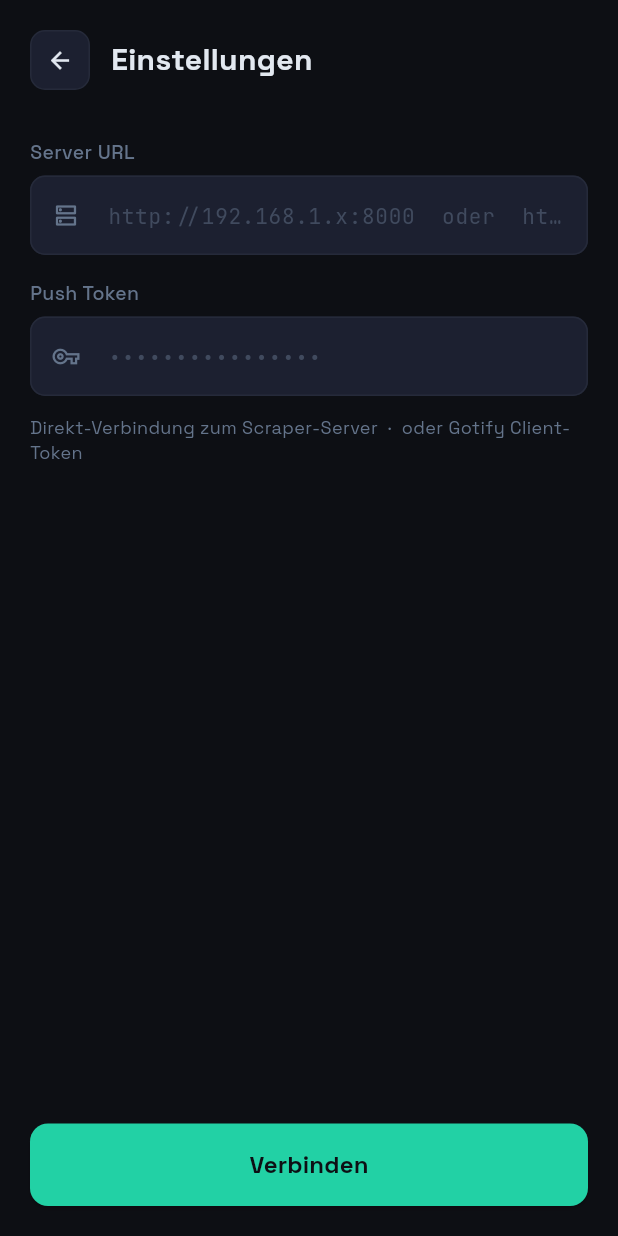
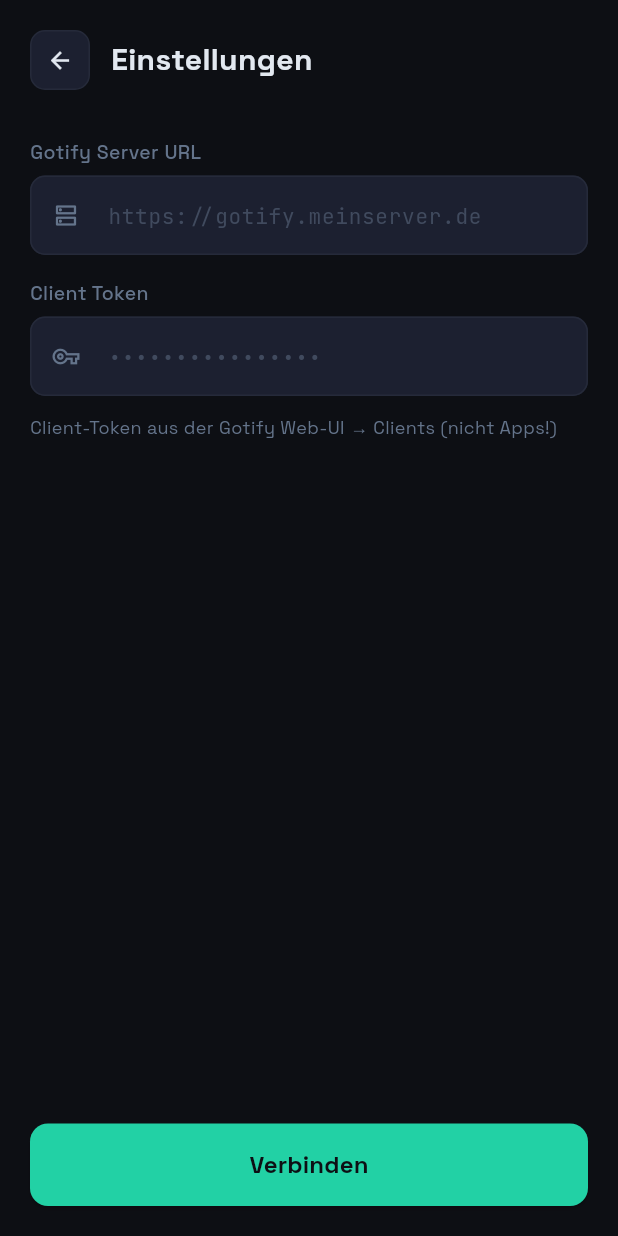
Before and after one commit to Nefnief-tech/sub-api, a Flutter app: the screen it shows after launch, on a phone screen of 412 x 824 dp. Run offline on Flutter 3.47's test engine with Material 3 defaults, Android fonts, the phone set to English and light mode, and no system bars; our stand-ins replace flutter_local_notifications, google_fonts, permission_handler, shared_preferences; missing offline and left inert: alarm, flutter_foreground_task; statements that could not run were skipped.

Commit message:
feat(flutter): show all Gotify notifications as local push + notification feed
- All incoming Gotify messages now show as local Android notifications
- New 'Nachrichten' tab shows full message feed (title + body)
- 'Alarme' tab shows alarm history (renamed from history)
- Alarm messages still also set the device alarm as before
- Reverted settings labels back to Gotify-specific

Co-authored-by: Copilot <223556219+Copilot@users.noreply.github.com>

```diff
--- a/flutter_app/lib/main.dart
+++ b/flutter_app/lib/main.dart
@@ -3,6 +3,7 @@ import 'dart:convert';
 import 'package:alarm/alarm.dart';
 import 'package:flutter/material.dart';
 import 'package:flutter_foreground_task/flutter_foreground_task.dart';
+import 'package:flutter_local_notifications/flutter_local_notifications.dart';
 import 'package:google_fonts/google_fonts.dart';
 import 'package:shared_preferences/shared_preferences.dart';
 import 'package:web_socket_channel/web_socket_channel.dart';
@@ -32,9 +33,17 @@ class GotifyTaskHandler extends TaskHandler {
   Timer? _reconnectTimer;
   static final _alarmRx = RegExp(r'⏰ Wecker[:\s]+(\d{1,2}):(\d{2})');
 
+  final _localNotif = FlutterLocalNotificationsPlugin();
+
   @override
   Future<void> onStart(DateTime timestamp, TaskStarter starter) async {
     await Alarm.init();
+
+    await _localNotif.initialize(
+      const InitializationSettings(
+        android: AndroidInitializationSettings('@mipmap/ic_launcher'),
+      ),
+    );
 
     // Alarm fires in THIS (background) isolate — forward the event to main.
     Alarm.ringing.listen((alarmSet) {
@@ -142,16 +151,33 @@ class GotifyTaskHandler extends TaskHandler {
   Future<void> _onMessage(dynamic raw) async {
     try {
       final msg   = jsonDecode(raw as String);
-      final title = (msg['title'] as String?) ?? '';
+      final title = (msg['title']   as String?) ?? '';
+      final body  = (msg['message'] as String?) ?? '';
+
+      // Show a local notification for every incoming Gotify message
+      await _localNotif.show(
+        DateTime.now().millisecondsSinceEpoch & 0x7FFFFFFF,
+        title,
+        body,
+        const NotificationDetails(
+          android: AndroidNotificationDetails(
+            'gotify_messages',
+            'Gotify Nachrichten',
+            channelDescription: 'Benachrichtigungen vom Gotify Server',
+            importance: Importance.high,
+            priority: Priority.high,
+          ),
+        ),
+      );
+      _send({'type': 'notification', 'title': title, 'message': body});
+
+      // If it's an alarm message, additionally set the device alarm
       final match = _alarmRx.firstMatch(title);
       if (match == null) return;
       final h = int.parse(match.group(1)!);
       final m = int.parse(match.group(2)!);
       final t = '${h.toString().padLeft(2,'0')}:${m.toString().padLeft(2,'0')}';
 
-      // Schedule alarm directly from the background isolate using the alarm package.
-      // This works because alarm registers as a FlutterPlugin and is available
-      // in the background engine (no main isolate needed).
       final now = DateTime.now();
       var alarmDt = DateTime(now.year, now.month, now.day, h, m);
       if (alarmDt.isBefore(now)) alarmDt = alarmDt.add(const Duration(days: 1));
@@ -160,7 +186,7 @@ class GotifyTaskHandler extends TaskHandler {
         alarmSettings: AlarmSettings(
           id: 1,
           dateTime: alarmDt,
-          assetAudioPath: null, // use device default alarm sound
+          assetAudioPath: null,
           loopAudio: true,
           vibrate: true,
           androidFullScreenIntent: true,
@@ -180,7 +206,7 @@ class GotifyTaskHandler extends TaskHandler {
       _send({'type': 'alarm', 'hour': h, 'minute': m, 'time': t, 'label': title});
       FlutterForegroundTask.updateService(notificationText: '⏰ Wecker gesetzt: $t');
     } catch (e) {
-      _send({'type': 'status', 'connected': true, 'msg': 'Alarm-Fehler: $e'});
+      _send({'type': 'status', 'connected': true, 'msg': 'Fehler: $e'});
     }
   }
 
@@ -195,10 +221,17 @@ class AlarmEntry {
   AlarmEntry({required this.time, required this.label, required this.setAt});
 }
 
+class NotifEntry {
+  final String title, message;
+  final DateTime receivedAt;
+  NotifEntry({required this.title, required this.message, required this.receivedAt});
+}
+
 class AppState extends ChangeNotifier {
   bool   _connected = false;
   String _statusMsg = 'Starte Dienst…';
-  final List<AlarmEntry> history = [];
+  final List<AlarmEntry>  alarms = [];
+  final List<NotifEntry>  notifications = [];
 
   bool   get connected => _connected;
   String get statusMsg => _statusMsg;
@@ -210,13 +243,20 @@ class AppState extends ChangeNotifier {
       _connected = (data['connected'] as bool?) ?? false;
       _statusMsg = (data['msg']       as String?) ?? '';
       notifyListeners();
+    } else if (type == 'notification') {
+      final title   = (data['title']   as String?) ?? '';
+      final message = (data['message'] as String?) ?? '';
+      notifications.insert(0, NotifEntry(title: title, message: message, receivedAt: DateTime.now()));
+      if (notifications.length > 50) notifications.removeLast();
+      _statusMsg = '📨 $title';
+      notifyListeners();
     } else if (type == 'alarm') {
       final h     = (data['hour']   as int?)    ?? 0;
       final m     = (data['minute'] as int?)    ?? 0;
       final t     = (data['time']   as String?) ?? '$h:$m';
       final label = (data['label']  as String?) ?? '⏰ Wecker';
-      history.insert(0, AlarmEntry(time: t, label: label, setAt: DateTime.now()));
-      if (history.length > 20) history.removeLast();
+      alarms.insert(0, AlarmEntry(time: t, label: label, setAt: DateTime.now()));
+      if (alarms.length > 20) alarms.removeLast();
       _statusMsg = '✅ Wecker gestellt: $t Uhr';
       notifyListeners();
     }
@@ -493,13 +533,14 @@ class HomeScreen extends StatefulWidget {
 }
 
 class _HomeScreenState extends State<HomeScreen>
-    with SingleTickerProviderStateMixin {
+    with TickerProviderStateMixin {
   final _state      = AppState();
   final _urlCtrl    = TextEditingController();
   final _tokenCtrl  = TextEditingController();
   bool _showSettings = false;
   late AnimationController _pulseCtrl;
   late Animation<double>   _pulse;
+  late TabController       _tabCtrl;
 
   @override
   void initState() {
@@ -508,6 +549,7 @@ class _HomeScreenState extends State<HomeScreen>
       ..repeat(reverse: true);
     _pulse = Tween(begin: 0.5, end: 1.0).animate(
         CurvedAnimation(parent: _pulseCtrl, curve: Curves.easeInOut));
+    _tabCtrl = TabController(length: 2, vsync: this);
     _state.addListener(() => setState(() {}));
     FlutterForegroundTask.addTaskDataCallback(_state.onTaskData);
     _initService();
@@ -517,6 +559,7 @@ class _HomeScreenState extends State<HomeScreen>
   void dispose() {
     FlutterForegroundTask.removeTaskDataCallback(_state.onTaskData);
     _pulseCtrl.dispose();
+    _tabCtrl.dispose();
     super.dispose();
   }
 
@@ -606,7 +649,21 @@ class _HomeScreenState extends State<HomeScreen>
       const SizedBox(height: 16),
       _buildNextAlarm(),
       const SizedBox(height: 16),
-      Expanded(child: _buildHistory()),
+      TabBar(
+        controller: _tabCtrl,
+        labelColor: _accent,
+        unselectedLabelColor: _muted,
+        indicatorColor: _accent,
+        indicatorSize: TabBarIndicatorSize.tab,
+        dividerColor: _border,
+        labelStyle: GoogleFonts.spaceGrotesk(fontWeight: FontWeight.w600, fontSize: 13),
+        tabs: const [Tab(text: '📨 Nachrichten'), Tab(text: '⏰ Alarme')],
+      ),
+      const SizedBox(height: 8),
+      Expanded(child: TabBarView(
+        controller: _tabCtrl,
+        children: [_buildNotifFeed(), _buildAlarmHistory()],
+      )),
     ]),
   );
 
@@ -666,7 +723,7 @@ class _HomeScreenState extends State<HomeScreen>
   }
 
   Widget _buildNextAlarm() {
-    final last = _state.history.isEmpty ? null : _state.history.first;
+    final last = _state.alarms.isEmpty ? null : _state.alarms.first;
     return Container(
       padding: const EdgeInsets.all(20),
       decoration: BoxDecoration(color: _bg2, borderRadius: BorderRadius.circular(14),
@@ -686,28 +743,63 @@ class _HomeScreenState extends State<HomeScreen>
     );
   }
 
-  Widget _buildHistory() {
-    if (_state.history.isEmpty) {
+  Widget _buildNotifFeed() {
+    if (_state.notifications.isEmpty) {
       return Center(child: Column(mainAxisSize: MainAxisSize.min, children: [
         Icon(Icons.notifications_none_outlined, color: _muted, size: 40),
+        const SizedBox(height: 12),
+        Text('Keine Nachrichten bisher',
+          style: GoogleFonts.spaceGrotesk(color: _muted, fontSize: 14)),
+        const SizedBox(height: 4),
+        Text('Gotify-Nachrichten erscheinen hier',
+          style: GoogleFonts.spaceGrotesk(color: _muted.withOpacity(0.6), fontSize: 12)),
+      ]));
+    }
+    return ListView.separated(
+      itemCount: _state.notifications.length,
+      separatorBuilder: (_, __) => const SizedBox(height: 8),
+      itemBuilder: (_, i) {
+        final e = _state.notifications[i];
+        final t = '${e.receivedAt.hour.toString().padLeft(2,'0')}:${e.receivedAt.minute.toString().padLeft(2,'0')}';
+        return Container(
+          padding: const EdgeInsets.all(14),
+          decoration: BoxDecoration(color: _bg2, borderRadius: BorderRadius.circular(10),
+            border: Border.all(color: _border)),
+          child: Column(crossAxisAlignment: CrossAxisAlignment.start, children: [
+            Row(children: [
+              Expanded(child: Text(e.title,
+                style: GoogleFonts.spaceGrotesk(fontSize: 13, fontWeight: FontWeight.w600, color: _text))),
+              Text(t, style: GoogleFonts.jetBrainsMono(fontSize: 11, color: _muted)),
+            ]),
+            if (e.message.isNotEmpty) ...[
+              const SizedBox(height: 4),
+              Text(e.message, maxLines: 3, overflow: TextOverflow.ellipsis,
+                style: GoogleFonts.spaceGrotesk(fontSize: 12, color: _muted)),
+            ],
+          ]),
+        );
+      },
+    );
+  }
+
+  Widget _buildAlarmHistory() {
+    if (_state.alarms.isEmpty) {
+      return Center(child: Column(mainAxisSize: MainAxisSize.min, children: [
+        Icon(Icons.alarm_outlined, color: _muted, size: 40),
         const SizedBox(height: 12),
         Text('Keine Alarme bisher',
           style: GoogleFonts.spaceGrotesk(color: _muted, fontSize: 14)),
         const SizedBox(height: 4),
-        Text('Wecker werden automatisch gestellt,\nsobald eine Nachricht eintrifft',
+        Text('Wecker werden automatisch gestellt,\nsobald eine Alarm-Nachricht eintrifft',
           textAlign: TextAlign.center,
           style: GoogleFonts.spaceGrotesk(color: _muted.withOpacity(0.6), fontSize: 12)),
       ]));
     }
-    return Column(crossAxisAlignment: CrossAxisAlignment.start, children: [
-      Text('Verlauf', style: GoogleFonts.spaceGrotesk(
-        fontSize: 13, color: _muted, fontWeight: FontWeight.w600)),
-      const SizedBox(height: 8),
-      Expanded(child: ListView.separated(
-        itemCount: _state.history.length,
+    return ListView.separated(
+      itemCount: _state.alarms.length,
       separatorBuilder: (_, __) => const SizedBox(height: 8),
       itemBuilder: (_, i) {
-          final e = _state.history[i];
+        final e = _state.alarms[i];
         return Container(
           padding: const EdgeInsets.symmetric(horizontal: 14, vertical: 10),
           decoration: BoxDecoration(color: _bg2, borderRadius: BorderRadius.circular(10),
@@ -726,8 +818,7 @@ class _HomeScreenState extends State<HomeScreen>
           ]),
         );
       },
-      )),
-    ]);
+    );
   }
 
   Widget _buildSettings() => Padding(
@@ -748,13 +839,13 @@ class _HomeScreenState extends State<HomeScreen>
           style: GoogleFonts.spaceGrotesk(fontSize: 20, fontWeight: FontWeight.w700)),
       ]),
       const SizedBox(height: 32),
-      _field('Server URL', _urlCtrl,
-        hint: 'http://192.168.1.x:8000  oder  https://gotify.meinserver.de', icon: Icons.dns_outlined),
+      _field('Gotify Server URL', _urlCtrl,
+        hint: 'https://gotify.meinserver.de', icon: Icons.dns_outlined),
       const SizedBox(height: 16),
-      _field('Push Token', _tokenCtrl,
+      _field('Client Token', _tokenCtrl,
         hint: '••••••••••••••••', icon: Icons.vpn_key_outlined, obscure: true),
       const SizedBox(height: 12),
-      Text('Direkt-Verbindung zum Scraper-Server  ·  oder Gotify Client-Token',
+      Text('Client-Token aus der Gotify Web-UI → Clients (nicht Apps!)',
         style: GoogleFonts.spaceGrotesk(fontSize: 12, color: _muted)),
       const Spacer(),
       SizedBox(width: double.infinity,
```
Lines whose indentation alone changed are shown as unchanged.
